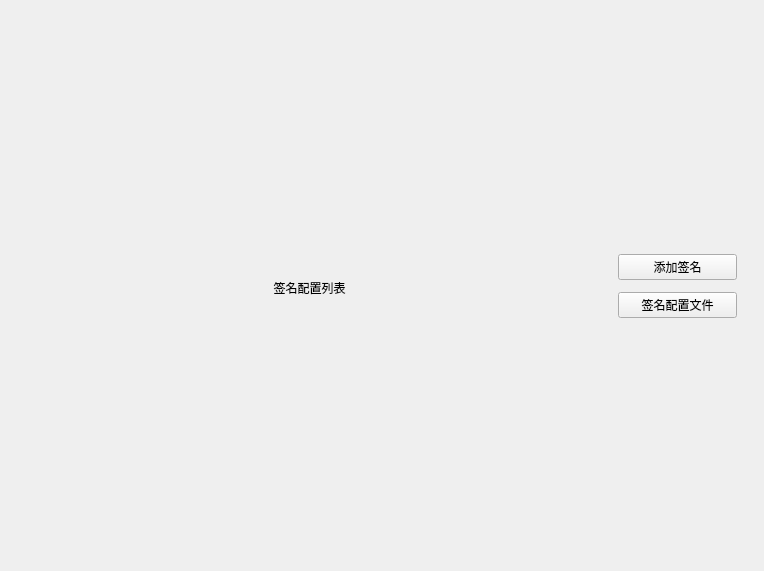
purejiang/BlankTool, file res/ui/widget_signer_config.ui: the form before one commit.
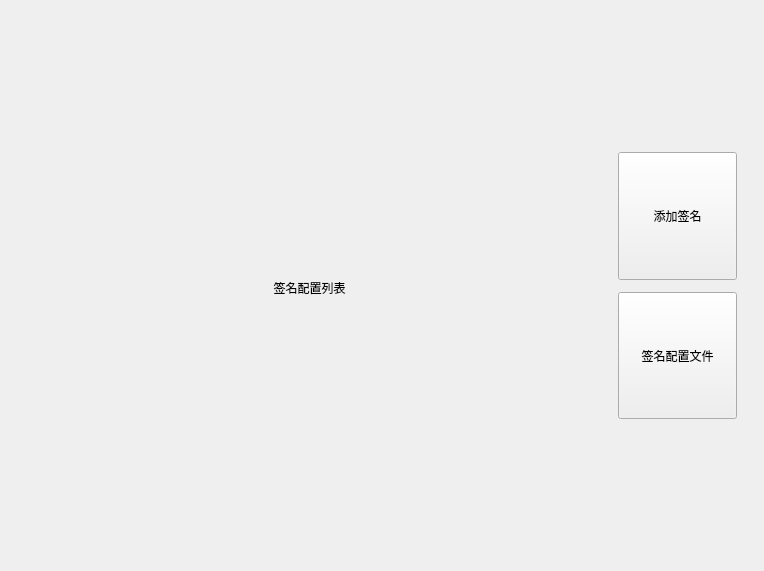
The form after the commit.

The edit to the form file:
```diff
--- a/res/ui/widget_signer_config.ui
+++ b/res/ui/widget_signer_config.ui
@@ -91,7 +91,7 @@
        </layout>
       </item>
       <item>
-       <layout class="QVBoxLayout" name="verticalLayout_2" stretch="1,0,0,1">
+       <layout class="QVBoxLayout" name="verticalLayout_2" stretch="0,0,0,0">
         <property name="spacing">
          <number>12</number>
         </property>
```
Left out of the diff: 6 changed lines with no effect on the pictures.
